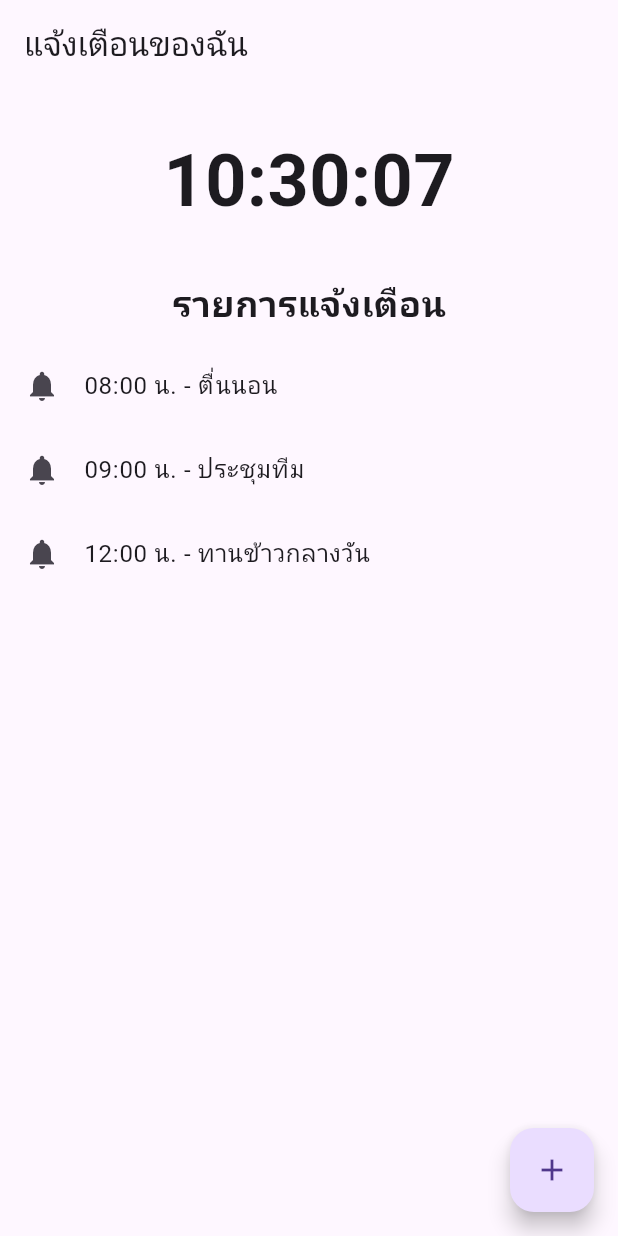
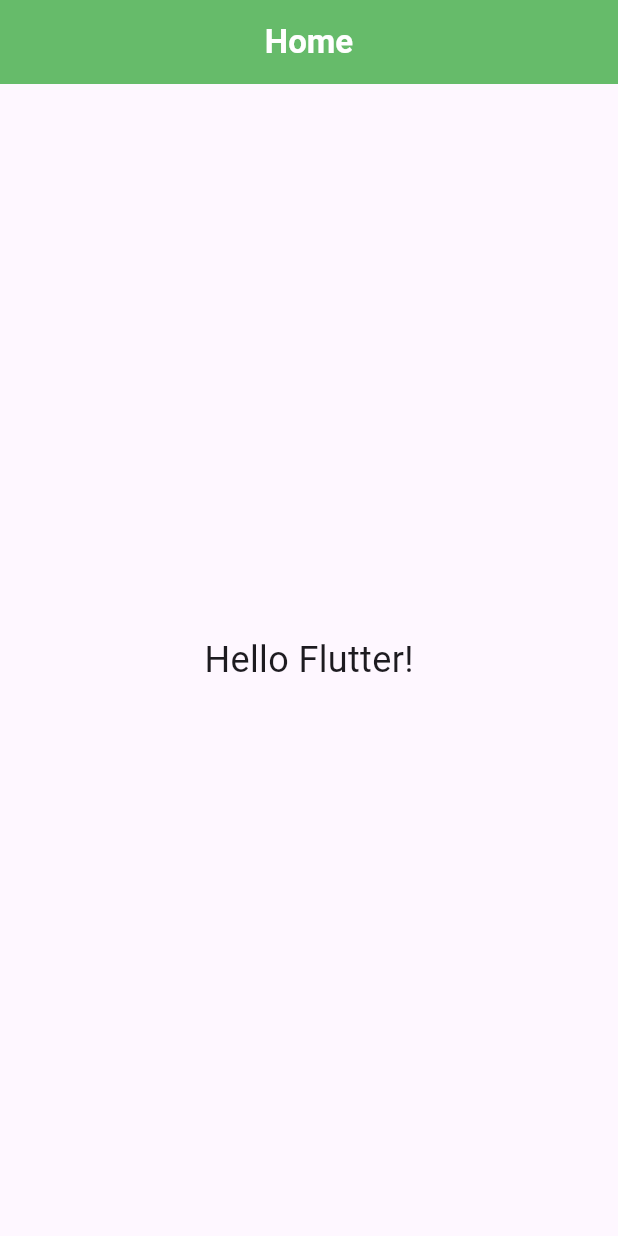
Before and after one commit to Lskram/AppMian, a Flutter app: the screen it shows after launch, on a phone screen of 412 x 824 dp. Run offline on Flutter 3.47's test engine with Material 3 defaults, Android fonts, the phone set to English and light mode, and no system bars; our stand-ins replace google_fonts, sqflite; accounts and stored records are empty.

Commit message:
เริ่มสร้าง Home

```diff
--- a/myapp/lib/screens/home.dart
+++ b/myapp/lib/screens/home.dart
@@ -1,75 +1,29 @@
 import 'package:flutter/material.dart';
-import 'dart:async';
 
-class Home extends StatefulWidget {
+class Home extends StatelessWidget {
   const Home({super.key});
-
-  @override
-  State<Home> createState() => _HomeState();
-}
-
-class _HomeState extends State<Home> {
-  late Timer _timer;
-  late DateTime _now;
-  List<String> notifications = [
-    "08:00 น. - ตื่นนอน",
-    "09:00 น. - ประชุมทีม",
-    "12:00 น. - ทานข้าวกลางวัน"
-  ];
-
-  @override
-  void initState() {
-    super.initState();
-    _now = DateTime.now();
-    _timer = Timer.periodic(const Duration(seconds: 1), (timer) {
-      setState(() {
-        _now = DateTime.now();
-      });
-    });
-  }
-
-  @override
-  void dispose() {
-    _timer.cancel();
-    super.dispose();
-  }
 
   @override
   Widget build(BuildContext context) {
     return Scaffold(
-      appBar: AppBar(title: const Text("แจ้งเตือนของฉัน")),
-      body: Column(
-        children: [
-          const SizedBox(height: 30),
-          // นาฬิกา
-          Center(
-            child: Text(
-              "${_now.hour.toString().padLeft(2, '0')}:${_now.minute.toString().padLeft(2, '0')}:${_now.second.toString().padLeft(2, '0')}",
-              style: const TextStyle(fontSize: 48, fontWeight: FontWeight.bold),
-            ),
-          ),
-          const SizedBox(height: 30),
-          const Text(
-            "รายการแจ้งเตือน",
-            style: TextStyle(fontSize: 24, fontWeight: FontWeight.bold),
-          ),
-          const SizedBox(height: 10),
-          Expanded(
-            child: ListView.builder(
-              itemCount: notifications.length,
-              itemBuilder: (context, index) => ListTile(
-                leading: const Icon(Icons.notifications),
-                title: Text(notifications[index]),
-              ),
-            ),
-          ),
-        ],
+      //ส่วนหัวของแอป
+      // AppBar เป็น widget ที่ใช้แสดงส่วนหัวของแอป
+      appBar: AppBar(
+        title: Text(
+          "Home",
+          style: TextStyle(fontWeight: FontWeight.bold, color: Colors.white),
+        ),
+        backgroundColor: Colors.green.shade400,
+        centerTitle: true,
+        elevation: 0,
       ),
-      floatingActionButton: FloatingActionButton(
-        onPressed: () {
-          // เพิ่มฟังก์ชันเพิ่มแจ้งเตือนที่นี่
-        },
-        child: const Icon(Icons.add),
+      //ส่วนของ body ของแอป
+      // ในที่นี้เราจะใช้ Container ว่างๆ
+      body: Center(
+        child: Text(
+          "Hello Flutter!",
+          style: TextStyle(fontSize: 24),
+        ),
       ),
     );
   }
--- a/myapp/pubspec.yaml
+++ b/myapp/pubspec.yaml
@@ -37,6 +37,7 @@ dependencies:
   google_fonts: ^6.2.1
   sqflite: ^2.4.2
   path_provider: ^2.1.5
+  flutter_local_notifications: ^19.3.0
 
 dev_dependencies:
   flutter_test:
```
Also changed, not shown: myapp/pubspec.lock, 2 other files.
